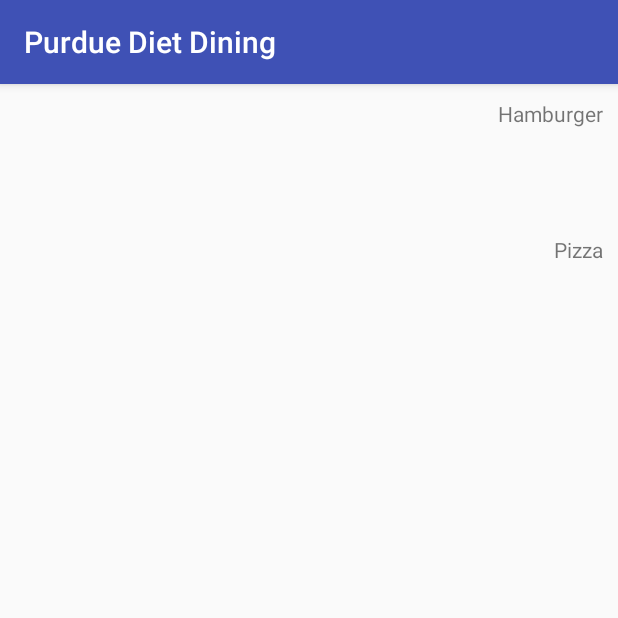
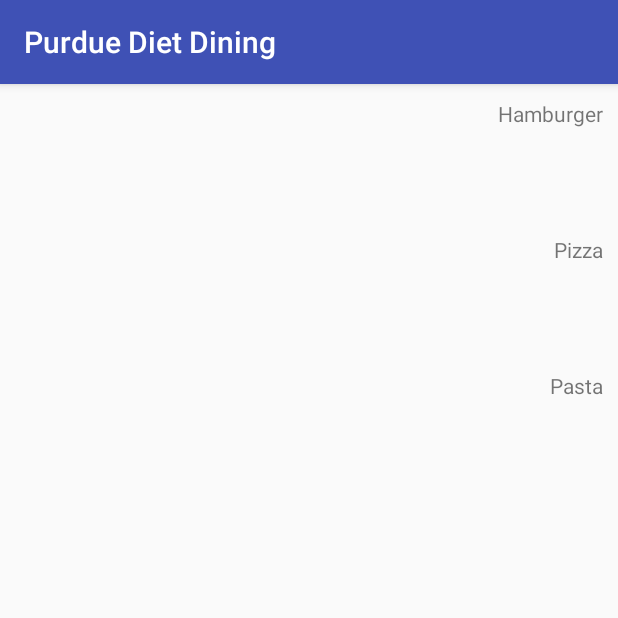
Before and after one commit to matthewwen/PurdueDietDining, an Android app: the screen it shows after launch (MainActivity), on a phone screen of 412 x 824 dp, the top half of it. Run offline under Robolectric (Android 15) with nearby library versions, the phone set to English and light mode, and no system bars.

Commit message:
Added More Food as an Example

```diff
--- a/app/src/main/java/com/purduediet/helloworld/purduedietdining/userInterface/MainActivity.java
+++ b/app/src/main/java/com/purduediet/helloworld/purduedietdining/userInterface/MainActivity.java
@@ -42,6 +42,7 @@ public class MainActivity extends AppCompatActivity {
         ArrayList<ItemFood> allItemFood = new ArrayList<>();
         allItemFood.add(new ItemFood("Hamburger"));
         allItemFood.add(new ItemFood("Pizza"));
+        allItemFood.add(new ItemFood("Pasta"));
 
         MainAdapter mAdapter = new MainAdapter(allItemFood);
         RecyclerView recyclerView = findViewById(R.id.main_view_rv);
```
